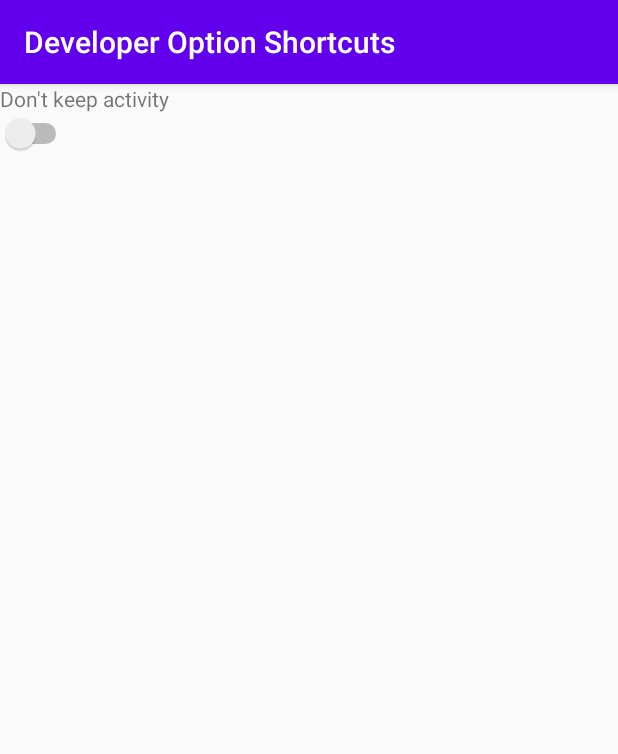
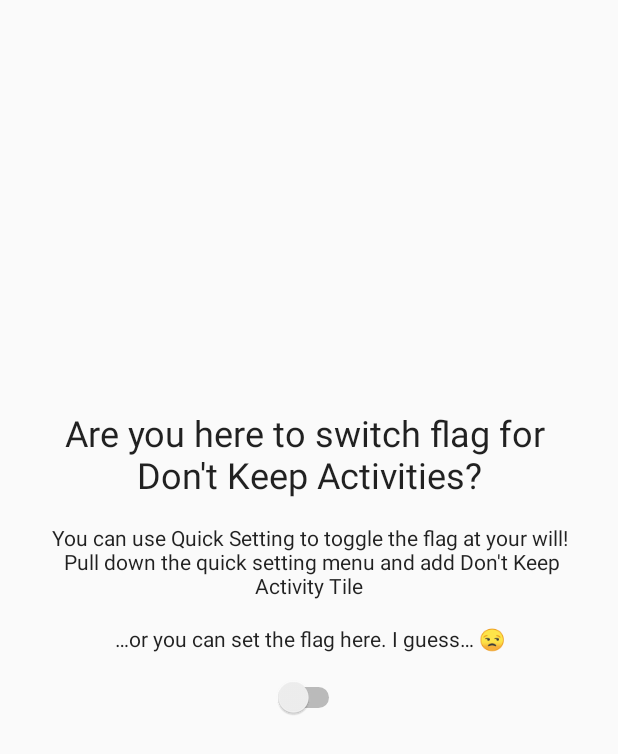
Before and after one commit to omgcheese/developerOptionsShortcuts, an Android app: the screen it shows after launch (MainActivity), on a phone screen of 412 x 824 dp. Shown: the top 754 px of the screen. Run offline under Robolectric (Android 15) with nearby library versions, the phone set to English and light mode, and no system bars; 1 statement that could not run was skipped.

Commit message:
Added more description in the main activities

```diff
--- a/app/src/main/res/layout/activity_main.xml
+++ b/app/src/main/res/layout/activity_main.xml
@@ -7,18 +7,56 @@
     tools:context=".MainActivity">
 
     <TextView
-        android:id="@+id/dont_keep_activity_textview"
+        android:id="@+id/dont_keep_activity_title_textview"
         android:layout_width="0dp"
         android:layout_height="wrap_content"
-        android:text="Don't keep activity"
+        android:gravity="center"
+        android:text="@string/dont_keep_activities_main_title"
+        android:layout_margin="16dp"
+        style="@style/TextAppearance.AppCompat.Headline"
         app:layout_constraintStart_toStartOf="parent"
-        app:layout_constraintTop_toTopOf="parent"/>
+        app:layout_constraintTop_toTopOf="parent"
+        app:layout_constraintEnd_toEndOf="parent"
+        app:layout_constraintBottom_toBottomOf="parent"
+        app:layout_constraintVertical_bias="0.35"/>
+
+    <TextView
+        android:id="@+id/dont_keep_activity_body_textview"
+        android:layout_width="0dp"
+        android:layout_height="wrap_content"
+        android:gravity="center"
+        android:text="@string/dont_keep_activities_main_body"
+        android:layout_marginTop="16dp"
+        android:layout_marginBottom="16dp"
+        android:layout_marginStart="32dp"
+        android:layout_marginEnd="32dp"
+        style="@style/TextAppearance.AppCompat.Body1"
+        app:layout_constraintStart_toStartOf="parent"
+        app:layout_constraintTop_toBottomOf="@id/dont_keep_activity_title_textview"
+        app:layout_constraintEnd_toEndOf="parent"/>
+
+    <TextView
+        android:id="@+id/dont_keep_activity_alternative_textview"
+        android:layout_width="0dp"
+        android:layout_height="wrap_content"
+        android:gravity="center"
+        android:text="@string/dont_keep_activities_alternative_body"
+        android:layout_marginTop="16dp"
+        android:layout_marginBottom="16dp"
+        android:layout_marginStart="32dp"
+        android:layout_marginEnd="32dp"
+        style="@style/TextAppearance.AppCompat.Body1"
+        app:layout_constraintStart_toStartOf="parent"
+        app:layout_constraintTop_toBottomOf="@id/dont_keep_activity_body_textview"
+        app:layout_constraintEnd_toEndOf="parent"/>
 
     <Switch
         android:id="@+id/dont_keep_activity_switch"
         android:layout_width="wrap_content"
         android:layout_height="wrap_content"
+        android:layout_marginTop="16dp"
         app:layout_constraintStart_toStartOf="parent"
-        app:layout_constraintTop_toBottomOf="@id/dont_keep_activity_textview" />
+        app:layout_constraintEnd_toEndOf="parent"
+        app:layout_constraintTop_toBottomOf="@id/dont_keep_activity_alternative_textview" />
 
 </androidx.constraintlayout.widget.ConstraintLayout>
--- a/app/src/main/res/values/strings.xml
+++ b/app/src/main/res/values/strings.xml
@@ -5,6 +5,10 @@
     <string name="dont_keep_activities_tile">Not Keeping Activities</string>
     <string name="keep_activities_tile">Keeping Activities</string>
 
+    <string name="dont_keep_activities_main_title">Are you here to switch flag for \nDon\'t Keep Activities?</string>
+    <string name="dont_keep_activities_main_body">You can use Quick Setting to toggle the flag at your will!\n Pull down the quick setting menu and add "Don\'t Keep Activity" Tile</string>
+    <string name="dont_keep_activities_alternative_body">…or you can set the flag here. I guess… 😒</string>
+
     <string name="error_alert_neutral_btn">Okay</string>
     <string name="error_code_setup_required_title">Before using this app</string>
     <string name="error_code_setup_required_body">Go through readme.md from the Github source. Looks like permission is not granted</string>
--- a/app/src/main/res/values/styles.xml
+++ b/app/src/main/res/values/styles.xml
@@ -1,7 +1,7 @@
 <resources>
 
     <!-- Base application theme. -->
-    <style name="AppTheme" parent="Theme.AppCompat.Light.DarkActionBar">
+    <style name="AppTheme" parent="Theme.AppCompat.Light.NoActionBar">
         <!-- Customize your theme here. -->
         <item name="colorPrimary">@color/colorPrimary</item>
         <item name="colorPrimaryDark">@color/colorPrimaryDark</item>
```
